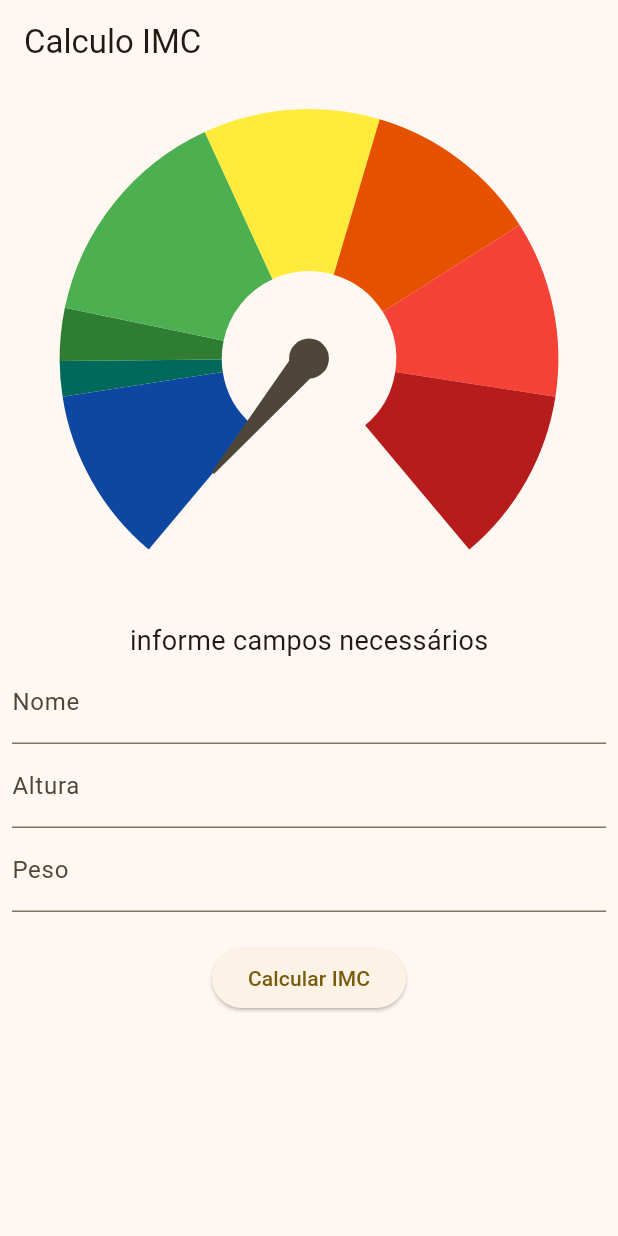
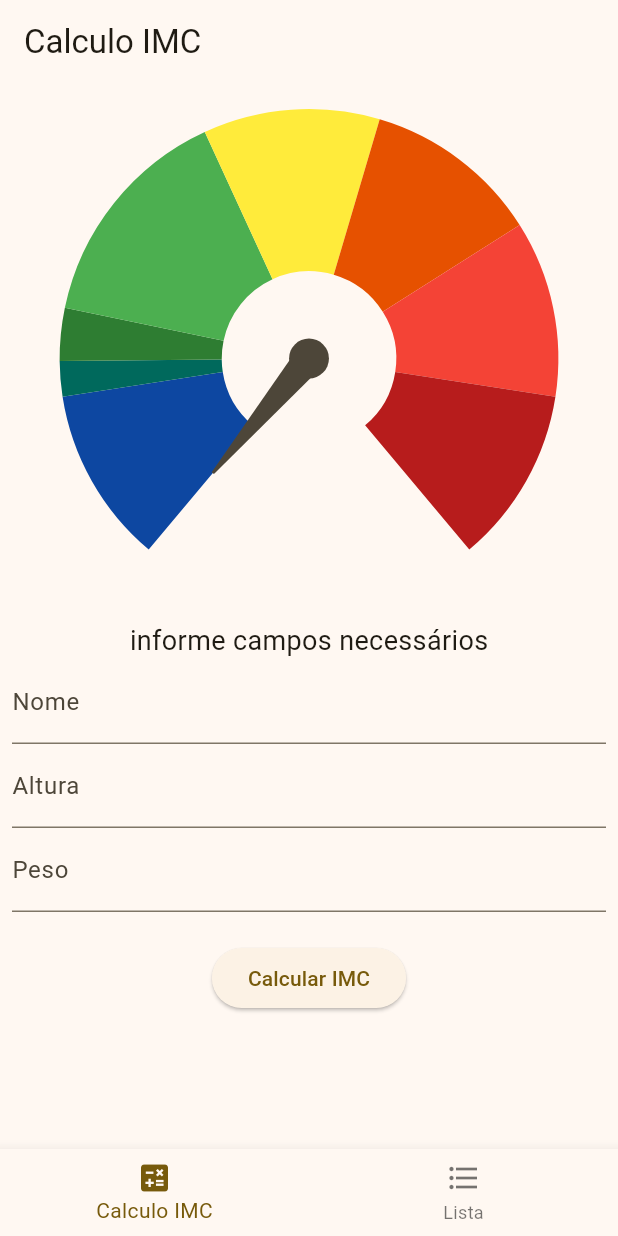
Before and after one commit to LucasFerreiraJs/flutter-dio-imc-app, a Flutter app: the screen it shows after launch, on a phone screen of 412 x 824 dp. Run offline on Flutter 3.47's test engine with Material 2 defaults, Android fonts, the phone set to English and light mode, and no system bars; drawn by our look-alikes of syncfusion_flutter_gauges; our stand-ins replace currency_text_input_formatter.

Commit message:
feat(lista): add bottomNavigator e página lista com listagem de IMCs

```diff
--- a/lib/main.dart
+++ b/lib/main.dart
@@ -1,4 +1,5 @@
-import 'package:calculo_imc/page/home_page.dart';
+import 'package:calculo_imc/page/calculo_page.dart';
+import 'package:calculo_imc/page/lista_page.dart';
 import 'package:flutter/material.dart';
 
 void main() {
@@ -12,11 +13,66 @@ class MyApp extends StatelessWidget {
   Widget build(BuildContext context) {
     return MaterialApp(
       debugShowCheckedModeBanner: false,
+      initialRoute: '/',
+      routes: {
+        '/calculo': (context) => TabBarApp(),
+        '/lista': (context) => CalculoPage(),
+      },
       theme: ThemeData(
         colorScheme: ColorScheme.fromSeed(seedColor: Colors.amber),
         useMaterial3: true,
       ),
-      home: HomePage(),
+      home: TabBarApp(),
     );
   }
 }
+
+class TabBarApp extends StatefulWidget {
+  const TabBarApp({super.key});
+  @override
+  State<TabBarApp> createState() => _TabBarAppState();
+}
+
+class _TabBarAppState extends State<TabBarApp> {
+  int _currentIndex = 0;
+
+  final List<BottomNavigationBarItem> _items = [
+    BottomNavigationBarItem(
+      icon: Icon(Icons.calculate),
+      label: 'Calculo IMC',
+    ),
+    BottomNavigationBarItem(
+      icon: Icon(Icons.format_list_bulleted_outlined),
+      label: 'Lista',
+    ),
+  ];
+
+  void _onItemTapped(int index) {
+    setState(() {
+      _currentIndex = index;
+    });
+  }
+
+  Widget _buildBody() {
+    switch (_currentIndex) {
+      case 0:
+        return CalculoPage();
+      case 1:
+        return ListaPage();
+      default:
+        return CalculoPage();
+    }
+  }
+
+  @override
+  Widget build(BuildContext context) {
+    return Scaffold(
+      body: _buildBody(),
+      bottomNavigationBar: BottomNavigationBar(
+        items: _items,
+        currentIndex: _currentIndex,
+        onTap: _onItemTapped,
+      ),
+    );
+  }
+}
--- a/lib/page/home_page.dart
+++ b/lib/page/calculo_page.dart
@@ -7,14 +7,14 @@ import 'package:currency_text_input_formatter/currency_text_input_formatter.dart
 import 'package:flutter/material.dart';
 import 'package:intl/intl.dart';
 
-class HomePage extends StatefulWidget {
-  const HomePage({super.key});
+class CalculoPage extends StatefulWidget {
+  const CalculoPage({super.key});
 
   @override
-  State<HomePage> createState() => _HomePageState();
+  State<CalculoPage> createState() => _CalculoPageState();
 }
 
-class _HomePageState extends State<HomePage> {
+class _CalculoPageState extends State<CalculoPage> {
   final nomeEC = TextEditingController();
   final pesoEC = TextEditingController();
   final alturaEC = TextEditingController();
--- /dev/null
+++ b/lib/shared/models/imc_model.dart
@@ -0,0 +1,19 @@
+import 'dart:math';
+
+class ImcModel {
+  final num peso;
+  final num altura;
+  late num imc;
+
+  ImcModel({required this.peso, required this.altura}) {
+    if (this.peso != 0 && this.altura != 0) {
+      imc = calcularImc();
+    } else {
+      imc = 0.0;
+    }
+  }
+
+  num calcularImc() {
+    return peso / pow(altura, 2);
+  }
+}
```
Also changed, not shown: lib/page/lista_page.dart (added, +94 -0 lines).
